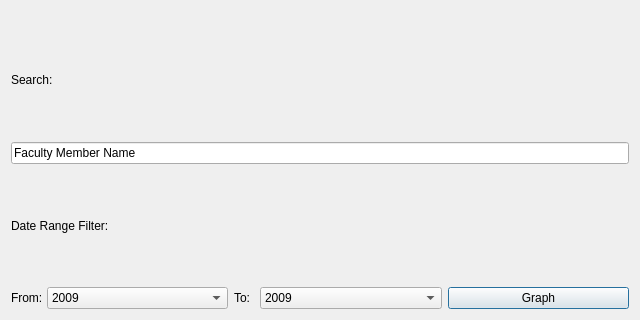
This is src/dialog.ui in dnewell/AcuitySTAR-Dashboard as Qt 5 draws it before an edit; both pictures show x 0 to 640 and y 493 to 813 of the 640 by 813 pixel window. The edited form follows.
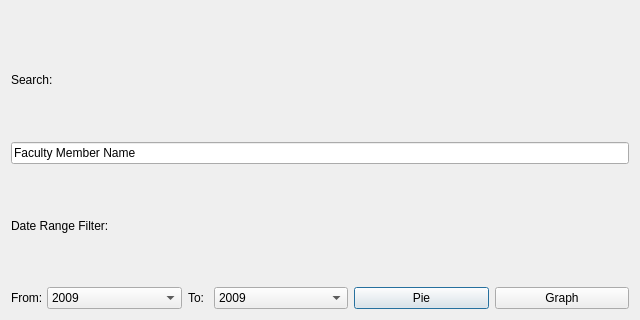
This is the edited form. Custom widgets are drawn as their Qt base class.

The edit to the form file:
```diff
--- a/src/dialog.ui
+++ b/src/dialog.ui
@@ -164,6 +164,13 @@
        </item>
       </widget>
      </item>
+     <item>
+      <widget class="QPushButton" name="pieChart">
+       <property name="text">
+        <string>Pie</string>
+       </property>
+      </widget>
+     </item>
      <item>
       <widget class="QPushButton" name="graphBtn">
        <property name="text">
```
